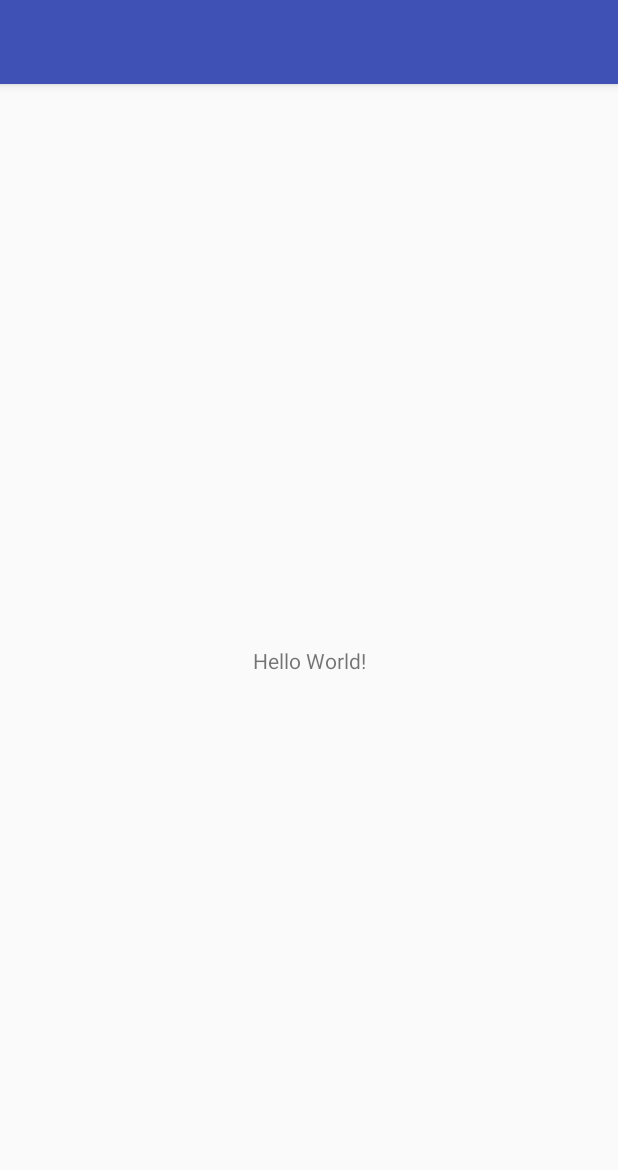
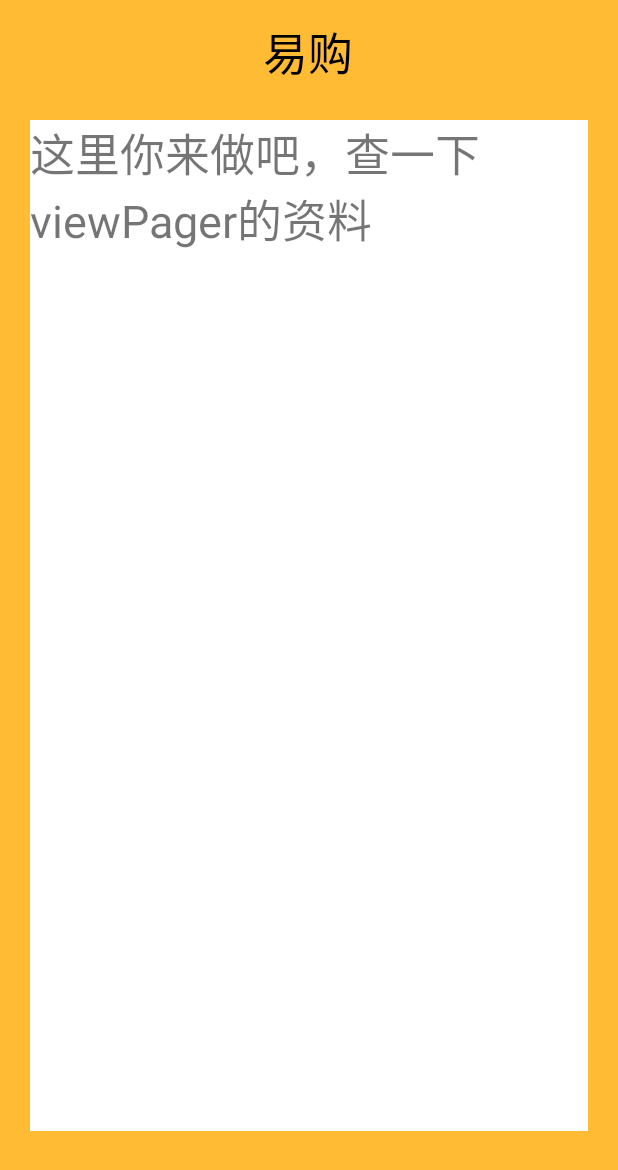
Before and after one commit to haocdp/EasyGo, an Android app: the screen it shows after launch (MainActivity), on a phone screen of 412 x 824 dp. Shown: the top 1170 px of the screen. Run offline under Robolectric (Android 15) with nearby library versions, the phone set to English and light mode, and no system bars.

Commit message:
首页整体页面

```diff
--- a/app/src/main/AndroidManifest.xml
+++ b/app/src/main/AndroidManifest.xml
@@ -7,7 +7,7 @@
         android:icon="@mipmap/ic_launcher"
         android:label="@string/app_name"
         android:supportsRtl="true"
-        android:theme="@style/AppTheme">
+        android:theme="@style/Theme.AppCompat.Light.NoActionBar">
         <activity android:name=".MainActivity">
             <intent-filter>
                 <action android:name="android.intent.action.MAIN" />
--- a/app/src/main/java/com/unicorn/easygo/MainActivity.java
+++ b/app/src/main/java/com/unicorn/easygo/MainActivity.java
@@ -1,13 +1,60 @@
 package com.unicorn.easygo;
 
+import android.support.v4.view.PagerAdapter;
+import android.support.v4.view.ViewPager;
 import android.support.v7.app.AppCompatActivity;
 import android.os.Bundle;
+import android.view.LayoutInflater;
+import android.view.View;
+import android.view.ViewGroup;
+
+import java.util.ArrayList;
+import java.util.List;
 
 public class MainActivity extends AppCompatActivity {
+
+    private View preOrderView, scanRecordView;
+    private ViewPager viewPager;
+    private List<View> viewList;
 
     @Override
     protected void onCreate(Bundle savedInstanceState) {
         super.onCreate(savedInstanceState);
         setContentView(R.layout.activity_main);
+
+        viewPager = (ViewPager) findViewById(R.id.viewpager);
+        LayoutInflater inflater = getLayoutInflater();
+        preOrderView = inflater.inflate(R.layout.pre_order_list_layout, null);
+        scanRecordView = inflater.inflate(R.layout.scan_record_layout, null);
+
+        viewList = new ArrayList<>();
+        viewList.add(preOrderView);
+        viewList.add(scanRecordView);
+
+        PagerAdapter pagerAdapter = new PagerAdapter() {
+            @Override
+            public int getCount() {
+                return viewList.size();
+            }
+
+            @Override
+            public boolean isViewFromObject(View view, Object object) {
+                return view == object;
+            }
+
+            @Override
+            public void destroyItem(ViewGroup container, int position, Object object) {
+                super.destroyItem(container, position, object);
+                container.removeView(viewList.get(position));
+            }
+
+            @Override
+            public Object instantiateItem(ViewGroup container, int position) {
+                container.addView(viewList.get(position));
+                return viewList.get(position);
+            }
+        };
+
+        viewPager.setAdapter(pagerAdapter);
     }
 }
--- a/app/src/main/res/layout/activity_main.xml
+++ b/app/src/main/res/layout/activity_main.xml
@@ -1,4 +1,5 @@
 <?xml version="1.0" encoding="utf-8"?>
+<!--
 <android.support.constraint.ConstraintLayout xmlns:android="http://schemas.android.com/apk/res/android"
     xmlns:app="http://schemas.android.com/apk/res-auto"
     xmlns:tools="http://schemas.android.com/tools"
@@ -16,3 +17,43 @@
         app:layout_constraintTop_toTopOf="parent" />
 
 </android.support.constraint.ConstraintLayout>
+-->
+<RelativeLayout xmlns:android="http://schemas.android.com/apk/res/android"
+    xmlns:tools="http://schemas.android.com/tools"
+    android:layout_width="fill_parent"
+    android:layout_height="fill_parent"
+    android:background="@android:color/holo_orange_light"
+    tools:context="com.unicorn.easygo.MainActivity">
+
+    <LinearLayout
+        android:layout_width="match_parent"
+        android:layout_height="70dp"
+        android:layout_alignParentLeft="true"
+        android:layout_alignParentStart="true"
+        android:layout_alignParentTop="true"
+        android:orientation="vertical">
+
+        <TextView
+            android:id="@+id/textView"
+            android:layout_width="111dp"
+            android:layout_height="70dp"
+            android:layout_gravity="center_vertical|center_horizontal"
+            android:background="@android:color/holo_orange_light"
+            android:ems="10"
+            android:gravity="fill_vertical|center_horizontal"
+            android:text="易购"
+            android:textColor="@android:color/background_dark"
+            android:textSize="30sp" />
+    </LinearLayout>
+
+    <android.support.v4.view.ViewPager
+        android:id="@+id/viewpager"
+        android:layout_width="wrap_content"
+        android:layout_height="wrap_content"
+        android:layout_gravity="center"
+        android:layout_marginBottom="70dp"
+        android:layout_marginLeft="20dp"
+        android:layout_marginRight="20dp"
+        android:layout_marginTop="80dp" />
+
+</RelativeLayout>
--- /dev/null
+++ b/app/src/main/res/layout/pre_order_list_layout.xml
@@ -0,0 +1,16 @@
+<?xml version="1.0" encoding="utf-8"?>
+<LinearLayout xmlns:android="http://schemas.android.com/apk/res/android"
+    android:layout_width="match_parent"
+    android:layout_height="match_parent"
+    android:background="#ffffff"
+    android:orientation="vertical"
+    android:weightSum="1">
+
+    <TextView
+        android:id="@+id/textView2"
+        android:layout_width="match_parent"
+        android:layout_height="50dp"
+        android:text="这里你来做吧，查一下viewPager的资料"
+        android:textSize="30sp"
+        android:layout_weight="0.21" />
+</LinearLayout>
--- /dev/null
+++ b/app/src/main/res/layout/scan_record_layout.xml
@@ -0,0 +1,8 @@
+<?xml version="1.0" encoding="utf-8"?>
+<LinearLayout xmlns:android="http://schemas.android.com/apk/res/android"
+    android:layout_width="match_parent"
+    android:layout_height="match_parent"
+    android:background="#ff00ff"
+    android:orientation="vertical" >
+
+</LinearLayout>
```
